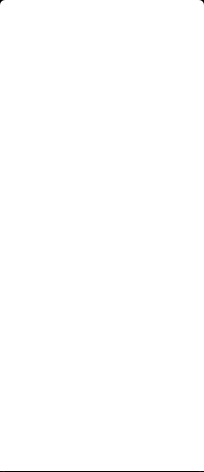
This is src/Forms/PopMenu/PopMenu.ui in yxingqin/CulcaMaid as Qt 5 draws it before an edit. The edited form follows.
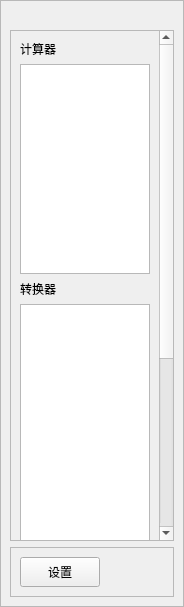
This is the edited form. Icons and pictures are not drawn.

Commit message: 完善popMenu2

The edit to the form file:
```diff
--- a/src/Forms/PopMenu/PopMenu.ui
+++ b/src/Forms/PopMenu/PopMenu.ui
@@ -6,10 +6,16 @@
    <rect>
     <x>0</x>
     <y>0</y>
-    <width>204</width>
-    <height>472</height>
+    <width>176</width>
+    <height>607</height>
    </rect>
   </property>
+  <property name="minimumSize">
+   <size>
+    <width>0</width>
+    <height>300</height>
+   </size>
+  </property>
   <property name="windowTitle">
    <string>PopMenu</string>
   </property>
@@ -17,14 +23,23 @@
    <double>0.000000000000000</double>
   </property>
   <property name="styleSheet">
-   <string notr="true">QWidget#PopMenu{
-background-color:rtransparent;
-border:none;
+   <string notr="true">*
+{
+background-color:#FFF;
+border:0;
+}
+#scrollAreaWidgetContents&gt;QLabel
+{
+margin:12px 0;
+}
+QWidget#PopMenu
+{
+padding:0;
 }
 
 QFrame#frame
 {
-border:2px;  background-color:white; border-radius:5px;border-bottom:1px solid black;
+border:2px;  border-radius:0 15px 15px 0;
 padding:0;
 }
 
@@ -34,11 +49,11 @@
 QScrollBar::sub-line:vertical{background:transparent;}
 QScrollBar::add-line:vertical{background:transparent;}
 
-QListWidget{border:1px;border-radius:5px;}
-QListWidget::Item{ background:white; height:60px;}
-QListWidget::Item:hover{background:rgb(246,246,247);}</string>
+
+QListWidget::Item{height:40px;}
+QListWidget::Item:hover{background:#eff4f6;}</string>
   </property>
-  <layout class="QVBoxLayout" name="verticalLayout">
+  <layout class="QHBoxLayout" name="horizontalLayout">
    <property name="spacing">
     <number>0</number>
    </property>
@@ -62,22 +77,7 @@
      <property name="frameShadow">
       <enum>QFrame::Raised</enum>
      </property>
-     <layout class="QVBoxLayout" name="verticalLayout_2">
-      <property name="spacing">
-       <number>0</number>
-      </property>
-      <property name="leftMargin">
-       <number>0</number>
-      </property>
-      <property name="topMargin">
-       <number>0</number>
-      </property>
-      <property name="rightMargin">
-       <number>0</number>
-      </property>
-      <property name="bottomMargin">
-       <number>0</number>
-      </property>
+     <layout class="QVBoxLayout" name="verticalLayout">
       <item>
        <spacer name="verticalSpacer">
         <property name="orientation">
@@ -89,13 +89,121 @@
         <property name="sizeHint" stdset="0">
          <size>
           <width>20</width>
-          <height>35</height>
+          <height>20</height>
          </size>
         </property>
        </spacer>
       </item>
       <item>
-       <widget class="QListWidget" name="listw_calcu"/>
+       <widget class="QScrollArea" name="scrollArea">
+        <property name="verticalScrollBarPolicy">
+         <enum>Qt::ScrollBarAsNeeded</enum>
+        </property>
+        <property name="horizontalScrollBarPolicy">
+         <enum>Qt::ScrollBarAlwaysOff</enum>
+        </property>
+        <property name="widgetResizable">
+         <bool>true</bool>
+        </property>
+        <widget class="QWidget" name="scrollAreaWidgetContents">
+         <property name="geometry">
+          <rect>
+           <x>0</x>
+           <y>0</y>
+           <width>150</width>
+           <height>818</height>
+          </rect>
+         </property>
+         <layout class="QVBoxLayout" name="verticalLayout_4">
+          <item>
+           <widget class="QLabel" name="label">
+            <property name="text">
+             <string>计算器</string>
+            </property>
+           </widget>
+          </item>
+          <item>
+           <widget class="QListWidget" name="listw_calcu">
+            <property name="minimumSize">
+             <size>
+              <width>0</width>
+              <height>210</height>
+             </size>
+            </property>
+           </widget>
+          </item>
+          <item>
+           <widget class="QLabel" name="label_2">
+            <property name="text">
+             <string>转换器</string>
+            </property>
+           </widget>
+          </item>
+          <item>
+           <widget class="QListWidget" name="listw_calcu_2">
+            <property name="minimumSize">
+             <size>
+              <width>0</width>
+              <height>500</height>
+             </size>
+            </property>
+           </widget>
+          </item>
+         </layout>
+        </widget>
+       </widget>
+      </item>
+      <item>
+       <widget class="QFrame" name="frame_2">
+        <property name="minimumSize">
+         <size>
+          <width>0</width>
+          <height>50</height>
+         </size>
+        </property>
+        <property name="frameShape">
+         <enum>QFrame::StyledPanel</enum>
+        </property>
+        <property name="frameShadow">
+         <enum>QFrame::Raised</enum>
+        </property>
+        <layout class="QHBoxLayout" name="horizontalLayout_2">
+         <item>
+          <widget class="QPushButton" name="btn_setting">
+           <property name="minimumSize">
+            <size>
+             <width>0</width>
+             <height>30</height>
+            </size>
+           </property>
+           <property name="text">
+            <string>设置</string>
+           </property>
+           <property name="icon">
+            <iconset>
+             <selectedoff>:/res/icon/setting.png</selectedoff>
+            </iconset>
+           </property>
+          </widget>
+         </item>
+         <item>
+          <spacer name="horizontalSpacer">
+           <property name="orientation">
+            <enum>Qt::Horizontal</enum>
+           </property>
+           <property name="sizeType">
+            <enum>QSizePolicy::Minimum</enum>
+           </property>
+           <property name="sizeHint" stdset="0">
+            <size>
+             <width>64</width>
+             <height>20</height>
+            </size>
+           </property>
+          </spacer>
+         </item>
+        </layout>
+       </widget>
       </item>
      </layout>
     </widget>
```
Left out of the diff: 4 changed lines with no effect on the pictures. The commit also changes 16 other files.
